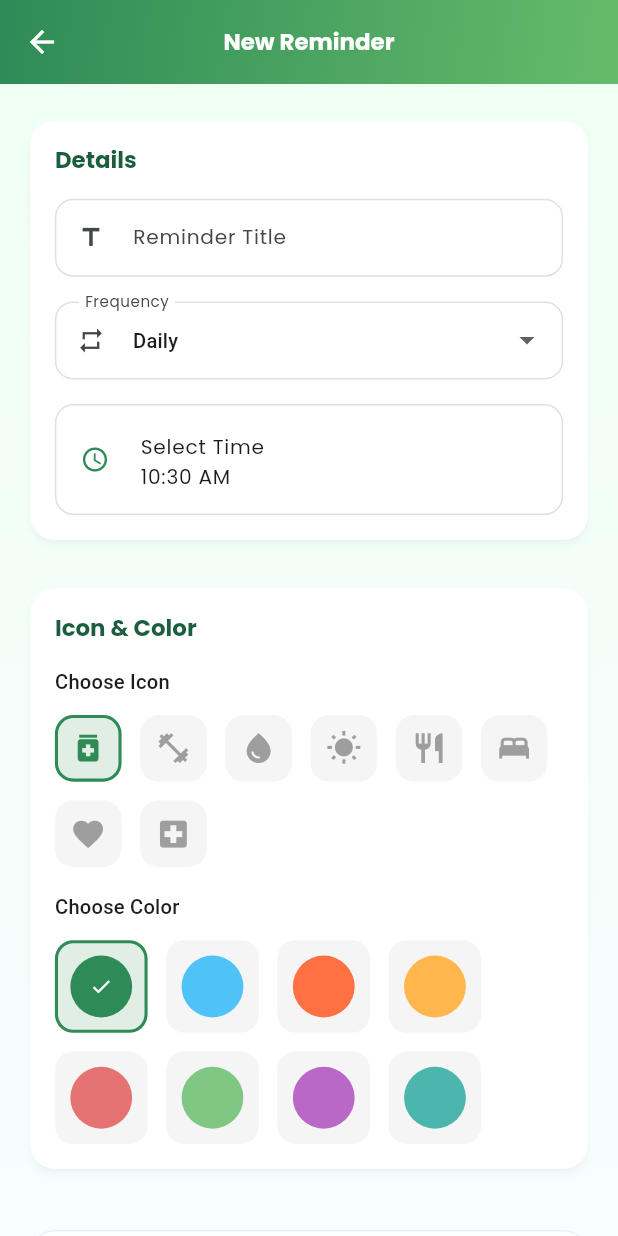
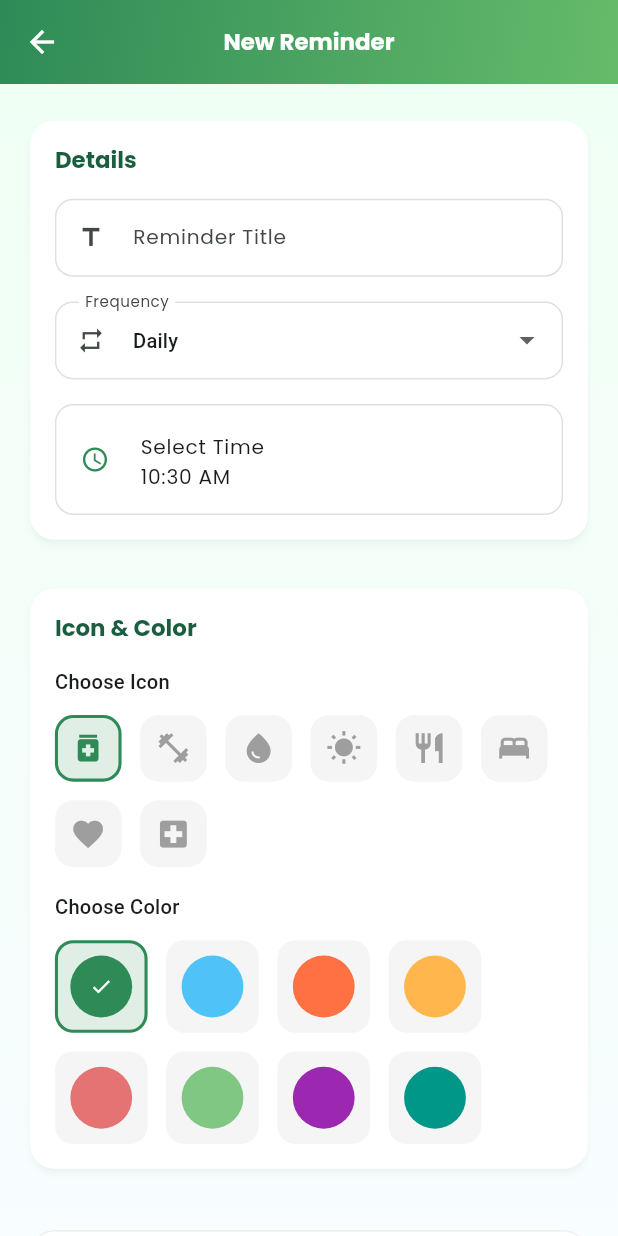
Before and after one commit to lakharasachin-qf/Reminder-App, a Flutter app: the screen it shows after launch, after a tap on "Add Reminder", on a phone screen of 412 x 824 dp. Run offline on Flutter 3.47's test engine with Material 3 defaults, Android fonts, the phone set to English and light mode, and no system bars; our stand-ins replace flutter_local_notifications, flutter_slidable, flutter_timezone, google_fonts, google_nav_bar, shared_preferences and 3 more.

Commit message:
main change

```diff
--- a/lib/Models/reminders.dart
+++ b/lib/Models/reminders.dart
@@ -6,7 +6,7 @@ class HealthReminder {
   final String title;
   final TimeOfDay? time;
   final String frequency;
-  final IconData icon;
+  final String iconName; // store icon name instead of IconData
   final Color color;
   bool? isActive = true;
 
@@ -15,35 +15,43 @@ class HealthReminder {
     required this.title,
     required this.time,
     required this.frequency,
-    required this.icon,
+    required this.iconName,
     required this.color,
     this.isActive,
   });
+
+  // Convert string -> IconData (const)
+  IconData get icon {
+    switch (iconName) {
+      case 'alarm':
+        return Icons.alarm;
+      case 'medication':
+        return Icons.medication;
+      case 'health':
+        return Icons.health_and_safety;
+      default:
+        return Icons.notifications;
+    }
+  }
 
   int? _timeToMinutes(TimeOfDay? time) {
     if (time == null) return null;
     return time.hour * 60 + time.minute;
   }
 
-  // TimeOfDay? _minutesToTime(int? minutes) {
-  //   if (minutes == null) return null;
-  //   return TimeOfDay(hour: minutes ~/ 60, minute: minutes % 60);
-  // }
-
   Map<String, dynamic> toJson() => {
     'id': id,
     'title': title,
     'time': _timeToMinutes(time),
     'frequency': frequency,
-    'icon': icon.codePoint,
+    'iconName': iconName,
     'color': color.value,
     'isActive': isActive,
   };
 
   factory HealthReminder.fromJson(Map<String, dynamic> json) => HealthReminder(
     id: (json['id'] is int)
-        ? (json['id'] as int) &
-              0x7FFFFFFF // force into 32-bit positive int
+        ? (json['id'] as int) & 0x7FFFFFFF
         : Random().nextInt(0x7FFFFFFF),
     title: json['title'] ?? '',
     time: json['time'] != null
@@ -53,10 +61,7 @@ class HealthReminder {
           )
         : null,
     frequency: json['frequency'] ?? 'Daily',
-    icon: IconData(
-      json['icon'] ?? Icons.medication.codePoint,
-      fontFamily: 'MaterialIcons',
-    ),
+    iconName: json['iconName'] ?? 'medication',
     color: Color(json['color'] ?? Colors.blue.value),
     isActive: json['isActive'] ?? true,
   );
--- a/lib/main.dart
+++ b/lib/main.dart
@@ -3,15 +3,16 @@ import 'package:smart_reminder/views/main_screens/HomeScreen.dart';
 import 'package:smart_reminder/views/splash_screen/SplashScreen.dart';
 import 'package:smart_reminder/Theme/AppTheme.dart';
 import 'package:smart_reminder/Theme/ThemeProvider.dart';
+import 'package:smart_reminder/notiServices/noti_Services.dart';
 import 'package:smart_reminder/provider/reminderPRO.dart';
 import 'package:smart_reminder/provider/settingsProvider.dart';
 import 'package:smart_reminder/provider/toDoPro.dart';
 import 'package:flutter/material.dart';
 import 'package:provider/provider.dart';
-import 'package:sizer/sizer.dart'; // <-- import Sizer
 
 void main() async {
   WidgetsFlutterBinding.ensureInitialized();
+  await NotiServices().initNotifications();
   runApp(
     MultiProvider(
       providers: [
@@ -20,7 +21,7 @@ void main() async {
         ChangeNotifierProvider(create: (_) => SettingsProvider()),
         ChangeNotifierProvider(create: (_) => ThemeProvider()),
       ],
-      child: const MyApp(),
+      child: MyApp(),
     ),
   );
 }
@@ -31,17 +32,11 @@ class MyApp extends StatelessWidget {
   @override
   Widget build(BuildContext context) {
     final themeProvider = Provider.of<ThemeProvider>(context);
-
-    // Wrap MaterialApp inside Sizer
-    return Sizer(
-      builder: (context, orientation, deviceType) {
     return MaterialApp(
       title: 'Smart Health Reminder',
       theme: AppTheme.lightTheme,
       darkTheme: AppTheme.darkTheme,
-          themeMode: themeProvider.isDarkMode
-              ? ThemeMode.dark
-              : ThemeMode.light,
+      themeMode: themeProvider.isDarkMode ? ThemeMode.dark : ThemeMode.light,
       initialRoute: '/',
       routes: {
         '/': (context) => const SplashScreen(),
@@ -50,14 +45,6 @@ class MyApp extends StatelessWidget {
             const AddEditReminderScreen(isEdit: false),
       },
       debugShowCheckedModeBanner: false,
-          builder: (context, child) {
-            return MediaQuery(
-              data: MediaQuery.of(context).copyWith(textScaleFactor: 1.0),
-              child: child!,
-            );
-          },
-        );
-      },
     );
   }
 }
--- a/lib/views/main_screens/HomeScreen.dart
+++ b/lib/views/main_screens/HomeScreen.dart
@@ -28,12 +28,12 @@ class _HomeScreenState extends State<HomeScreen> {
   @override
   void initState() {
     super.initState();
-    initNotifications();
+    // initNotifications();
   }
 
-  void initNotifications() async {
-    await NotiServices().initNotifications();
-  }
+  // void initNotifications() async {
+  //   await NotiServices().initNotifications();
+  // }
 
   @override
   Widget build(BuildContext context) {
--- a/lib/views/main_screens/reminder_screen/AddEditReminderScreen.dart
+++ b/lib/views/main_screens/reminder_screen/AddEditReminderScreen.dart
@@ -24,6 +24,7 @@ class _AddEditReminderScreenState extends State<AddEditReminderScreen> {
   final TextEditingController _titleController = TextEditingController();
   final ScrollController _scrollController = ScrollController();
   final FocusNode _focusNode = FocusNode();
+
   TimeOfDay _selectedTime = TimeOfDay.now();
   String _selectedFrequency = 'Daily';
   IconData _selectedIcon = Icons.medication;
@@ -47,8 +48,8 @@ class _AddEditReminderScreenState extends State<AddEditReminderScreen> {
     AppColors.warning,
     AppColors.error,
     AppColors.success,
-    Colors.purple.shade300,
-    Colors.teal.shade300,
+    Colors.purple,
+    Colors.teal,
   ];
 
   @override
@@ -59,10 +60,9 @@ class _AddEditReminderScreenState extends State<AddEditReminderScreen> {
       _selectedFrequency = widget.reminder!.frequency;
       _selectedTime = widget.reminder!.time ?? TimeOfDay.now();
       _selectedColor = widget.reminder!.color;
-      _selectedIcon = widget.reminder!.icon;
+      _selectedIcon = widget.reminder!.icon; // from model getter
     }
     _sharedprefservices.getReminder();
-    setState(() {});
   }
 
   @override
@@ -75,6 +75,19 @@ class _AddEditReminderScreenState extends State<AddEditReminderScreen> {
 
   void unFocus() {
     FocusScope.of(context).unfocus(disposition: UnfocusDisposition.scope);
+  }
+
+  // 🔑 Convert IconData -> String name for saving
+  String iconToName(IconData icon) {
+    if (icon == Icons.medication) return 'medication';
+    if (icon == Icons.fitness_center) return 'fitness_center';
+    if (icon == Icons.water_drop) return 'water_drop';
+    if (icon == Icons.wb_sunny) return 'wb_sunny';
+    if (icon == Icons.restaurant) return 'restaurant';
+    if (icon == Icons.bed) return 'bed';
+    if (icon == Icons.favorite) return 'favorite';
+    if (icon == Icons.local_hospital) return 'local_hospital';
+    return 'notifications';
   }
 
   @override
@@ -419,7 +432,7 @@ class _AddEditReminderScreenState extends State<AddEditReminderScreen> {
           title: _titleController.text,
           time: _selectedTime,
           frequency: _selectedFrequency,
-          icon: _selectedIcon,
+          iconName: iconToName(_selectedIcon), // ✅ FIX
           color: _selectedColor,
           isActive: widget.reminder!.isActive,
         );
@@ -427,7 +440,6 @@ class _AddEditReminderScreenState extends State<AddEditReminderScreen> {
           context,
           listen: false,
         ).updateReminder(updateReminder);
-        if (_selectedTime != null) {
         await NotiServices().reminderNoti(
           id: updateReminder.id,
           title: updateReminder.title,
@@ -436,7 +448,6 @@ class _AddEditReminderScreenState extends State<AddEditReminderScreen> {
           time: _selectedTime,
           color1: _selectedColor,
         );
-        }
       } else {
         final int reminderId = generateUniqueReminderId(
           _sharedprefservices.reminderList,
@@ -448,12 +459,11 @@ class _AddEditReminderScreenState extends State<AddEditReminderScreen> {
               title: _titleController.text,
               time: _selectedTime,
               frequency: _selectedFrequency,
-              icon: _selectedIcon,
+              iconName: iconToName(_selectedIcon), // ✅ FIX
               color: _selectedColor,
               isActive: true,
             ),
           );
-          if (_selectedTime != null) {
           await NotiServices().reminderNoti(
             id: reminderId,
             title: _titleController.text,
@@ -462,12 +472,12 @@ class _AddEditReminderScreenState extends State<AddEditReminderScreen> {
             time: _selectedTime,
             color1: _selectedColor,
           );
-          }
         } catch (e) {
-          print(e.toString());
+          debugPrint(e.toString());
         }
       }
       _sharedprefservices.saveReminder();
+
       showDialog(
         context: context,
         builder: (context) => AlertDialog(
```
Lines whose indentation alone changed are shown as unchanged.
